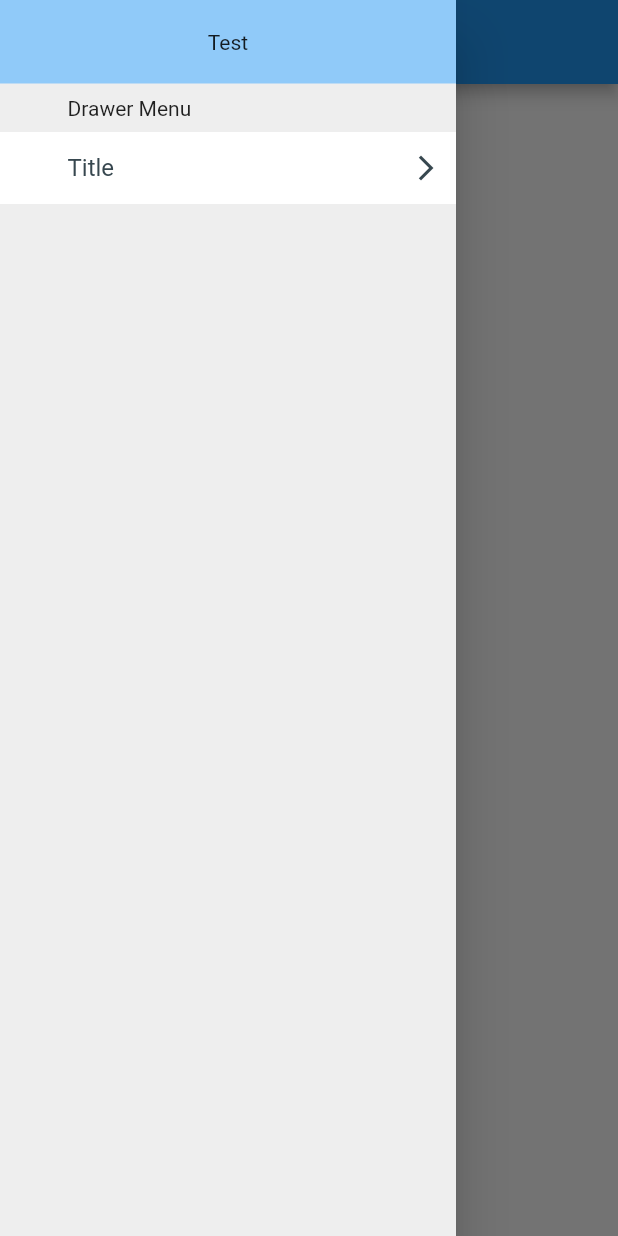
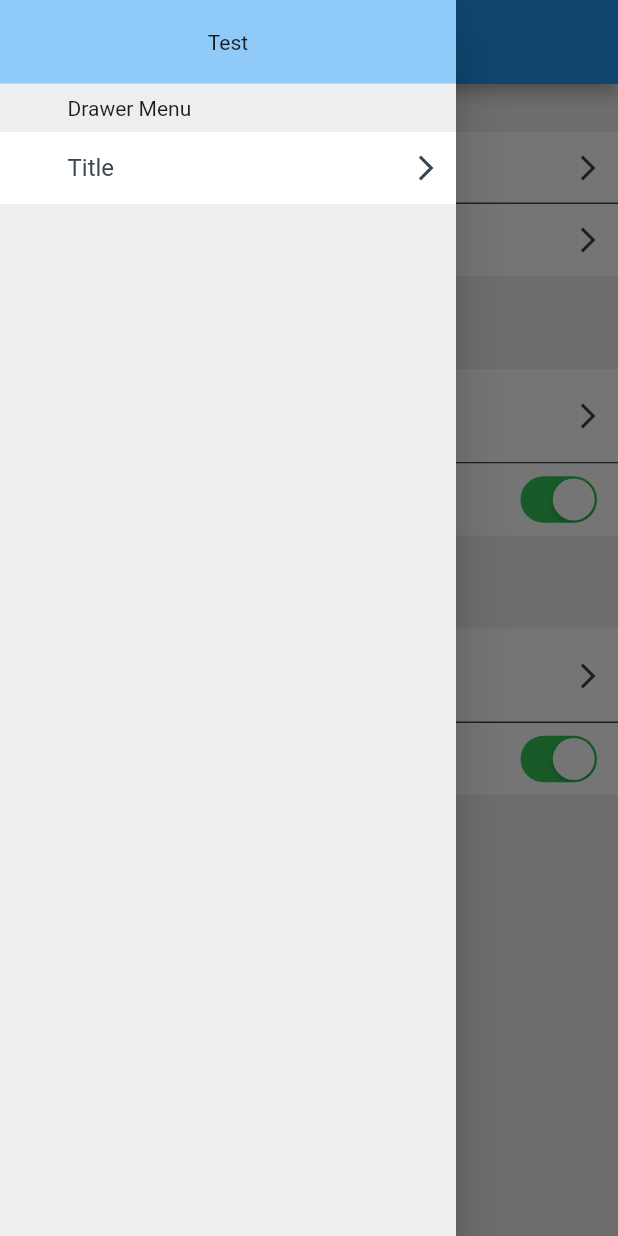
Before and after one commit to naoki0719/flutter_menu_list, a Flutter app: the screen it shows after launch, with the side drawer open, on a phone screen of 412 x 824 dp. Run offline on Flutter 3.47's test engine with Material 2 defaults, Android fonts, the phone set to English and light mode, and no system bars.

Commit message:
Changed the height of MenuList to be displayed at maximum.

```diff
--- a/example/lib/main.dart
+++ b/example/lib/main.dart
@@ -70,8 +70,9 @@ class Example extends StatelessWidget {
           ],
         ),
       ),
-      ),
-      body: MenuListContainer(
+      body: SizedBox(
+        height: double.infinity,
+        child: MenuListContainer(
           sections: [
             MenuListSection(
               title: const MenuListSectionTitle(title: 'First Title'),
@@ -145,6 +146,7 @@ class Example extends StatelessWidget {
             ),
           ],
         ),
+      ),
     );
   }
 }
```
Lines whose indentation alone changed are shown as unchanged.
